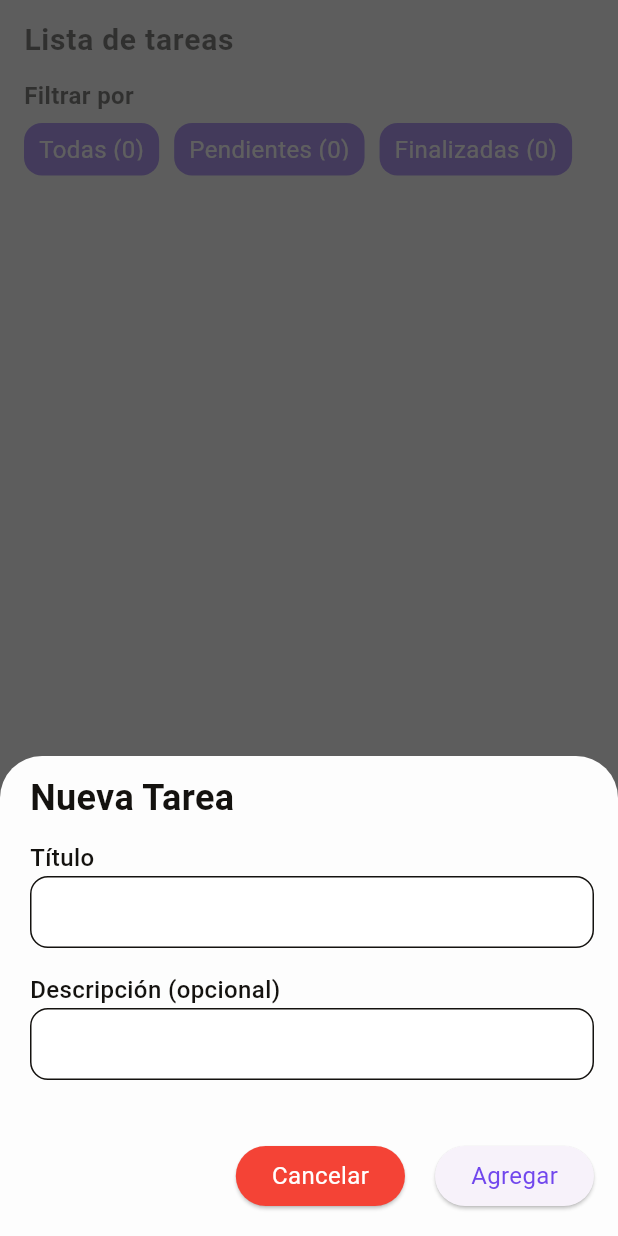
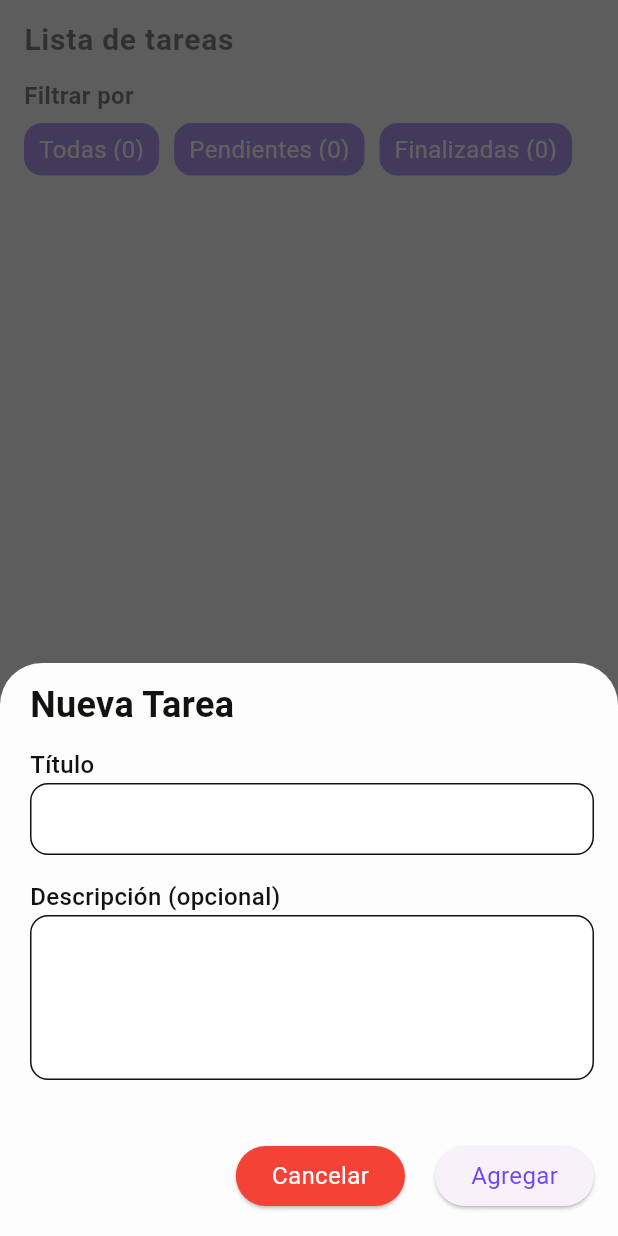
Before and after one commit to fdzvic/task_app, a Flutter app: the TasksPage screen opened directly, after a tap on the "add" icon, on a phone screen of 412 x 824 dp. Run offline on Flutter 3.47's test engine with Material 3 defaults, Android fonts, the phone set to English and light mode, and no system bars; our stand-ins replace equatable, flutter_bloc, go_router, shared_preferences; accounts and stored records are empty.

Commit message:
fix: changes to CustomTextFormField for using paragraph

```diff
--- a/lib/core/presentation/design/atoms/custom_text_form_field.dart
+++ b/lib/core/presentation/design/atoms/custom_text_form_field.dart
@@ -5,17 +5,11 @@ import 'package:taks_app/core/presentation/utils/validators.dart';
 
 class CustomTextFormField extends StatefulWidget {
   final String label;
-
   final TextEditingController? controller;
-
   final bool? enabled;
-
   final InputValueType? inputValueType;
-
   final String? hintText;
-
   final String? suffixIconPath;
-
   final Function(String)? onChanged;
 
   const CustomTextFormField({
@@ -42,11 +36,9 @@ class CustomTextFormFieldState extends State<CustomTextFormField> {
   @override
   void initState() {
     super.initState();
-
     focusNode.addListener(() {
       setState(() {});
     });
-
     Future.delayed(
       Duration.zero,
       () => {
@@ -78,9 +70,11 @@ class CustomTextFormFieldState extends State<CustomTextFormField> {
         ),
         const SizedBox(height: 4),
         Container(
-          height: 48,
+          height: widget.inputValueType == InputValueType.paragraph ? null : 48,
           padding: const EdgeInsets.only(left: 16, right: 18),
-          alignment: Alignment.center,
+          alignment: widget.inputValueType == InputValueType.paragraph
+              ? Alignment.topLeft
+              : Alignment.center,
           decoration: BoxDecoration(
             color: colors.cardColor,
             borderRadius: const BorderRadius.all(Radius.circular(12)),
@@ -92,7 +86,7 @@ class CustomTextFormFieldState extends State<CustomTextFormField> {
             validator: (x) => _validateInput(x ?? ''),
             onChanged: widget.onChanged,
             enabled: widget.enabled,
-            textInputAction: TextInputAction.next,
+            textInputAction: TextInputAction.newline,
             inputFormatters: const [],
             style: Theme.of(context).textTheme.bodyMedium,
             decoration: InputDecoration(
@@ -109,6 +103,7 @@ class CustomTextFormFieldState extends State<CustomTextFormField> {
             obscureText: obscureText,
             cursorWidth: 1,
             cursorColor: colors.primaryColor,
+            maxLines: widget.inputValueType == InputValueType.paragraph ? 4 : 1,
           ),
         ),
         Container(
@@ -116,7 +111,6 @@ class CustomTextFormFieldState extends State<CustomTextFormField> {
           alignment: Alignment.centerLeft,
           child: Column(
             children: [
-              /// Mensaje error
               if (showError ?? false) ...[
                 const SizedBox(height: 4),
                 CustomText(
@@ -127,7 +121,7 @@ class CustomTextFormFieldState extends State<CustomTextFormField> {
               ]
             ],
           ),
-        )
+        ),
       ],
     );
   }
@@ -155,13 +149,12 @@ class CustomTextFormFieldState extends State<CustomTextFormField> {
       case InputValueType.email:
         errorMessage = validateEmail(text);
         break;
-
       case InputValueType.name:
         errorMessage = validateName(text);
         break;
       case InputValueType.none:
+      case InputValueType.paragraph:
         break;
-
       case InputValueType.text:
       default:
         errorMessage = validateText(text);
@@ -187,6 +180,8 @@ class CustomTextFormFieldState extends State<CustomTextFormField> {
     switch (widget.inputValueType) {
       case InputValueType.email:
         return TextInputType.emailAddress;
+      case InputValueType.paragraph:
+        return TextInputType.multiline;
       case InputValueType.text:
       case InputValueType.name:
       default:
@@ -201,4 +196,5 @@ enum InputValueType {
   email,
   name,
   none,
+  paragraph,
 }
--- a/lib/features/tasks/presentation/widgets/add_task_form.dart
+++ b/lib/features/tasks/presentation/widgets/add_task_form.dart
@@ -44,7 +44,7 @@ class _AddTaskFormState extends State<AddTaskForm> {
           CustomTextFormField(
             label: "Descripción (opcional)",
             controller: tecDescription,
-            inputValueType: InputValueType.none,
+            inputValueType: InputValueType.paragraph,
             onChanged: (value) {
               setState(() {}); // Esto actualiza el estado del modal
             },
```
